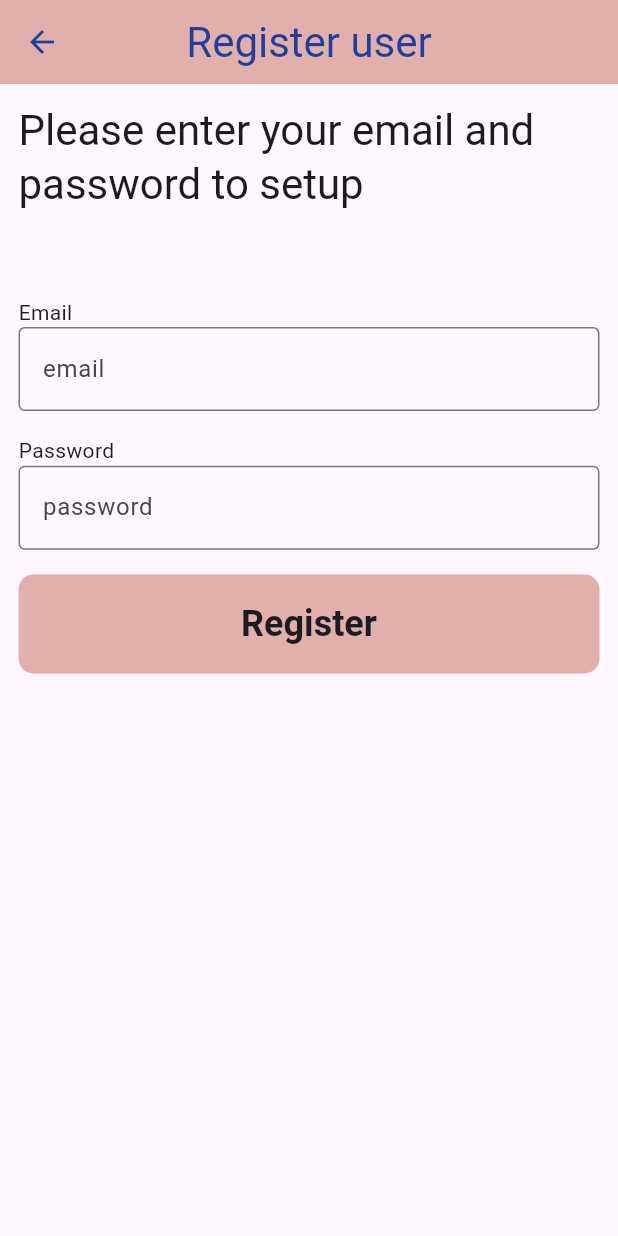
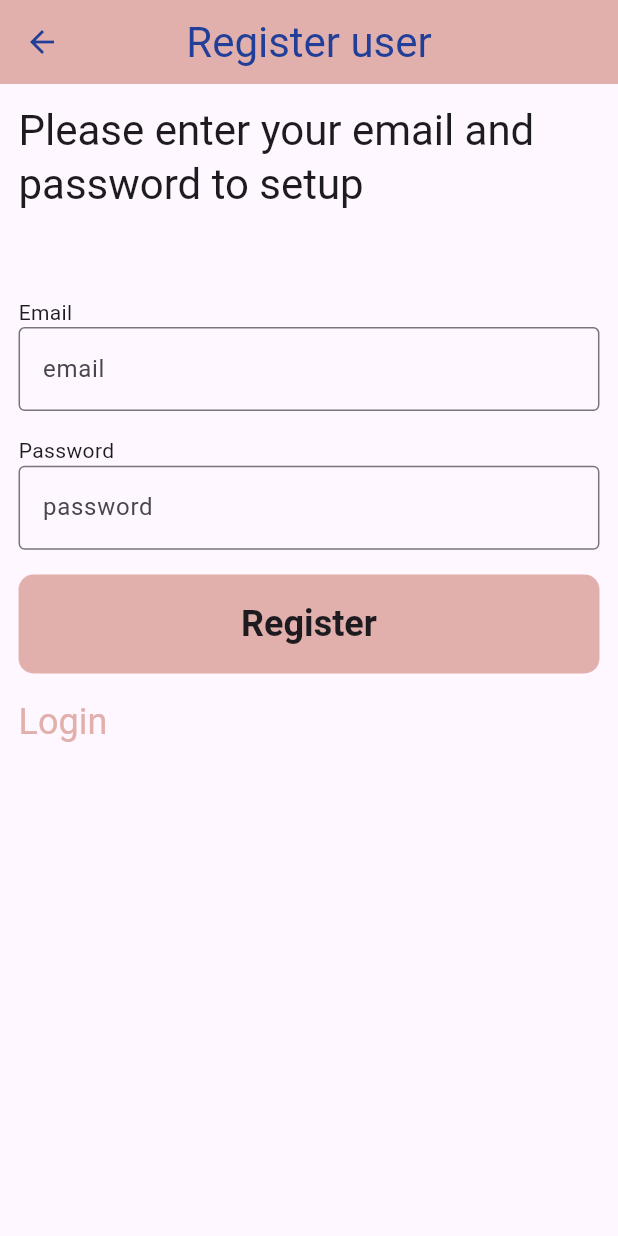
Before and after one commit to sznpok/newapp, a Flutter app: the RegisterScreen screen opened directly, on a phone screen of 412 x 824 dp. Run offline on Flutter 3.47's test engine with Material 3 defaults, Android fonts, the phone set to English and light mode, and no system bars; our stand-ins replace bloc, cached_network_image, equatable, firebase_auth, firebase_core, firebase_database and 3 more; accounts and stored records are empty.

Commit message:
some changes

```diff
--- a/lib/pages/auth_page/screen/register_screen.dart
+++ b/lib/pages/auth_page/screen/register_screen.dart
@@ -1,3 +1,4 @@
+import 'package:flutter/cupertino.dart';
 import 'package:flutter/material.dart';
 import 'package:flutter_bloc/flutter_bloc.dart';
 import 'package:newsapp/pages/auth_page/bloc/register_bloc/user_register_bloc.dart';
@@ -140,6 +141,24 @@ class _RegisterScreenState extends State<RegisterScreen> {
                     ),
                   ),
                 ),
+                SizedBox(
+                  height: SizeConfig.screenHeight! * 0.02,
+                ),
+                GestureDetector(
+                  child: Text(
+                    'Login',
+                    style: Theme.of(context).textTheme.headlineSmall!.copyWith(
+                          color: primaryColor,
+                        ),
+                  ),
+                  onTap: () {
+                    Navigator.pushAndRemoveUntil(
+                        context,
+                        MaterialPageRoute(
+                            builder: (context) => const LoginScreen()),
+                        (route) => false);
+                  },
+                ),
               ],
             ),
           ),
```
